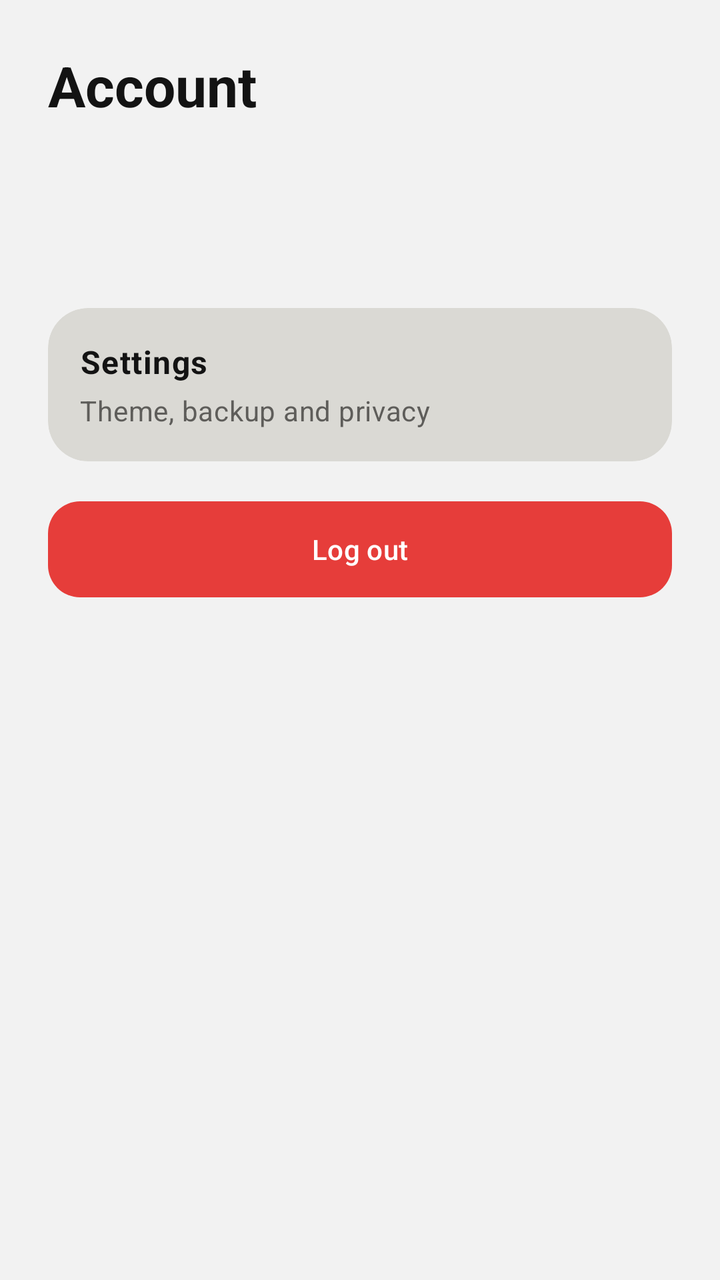
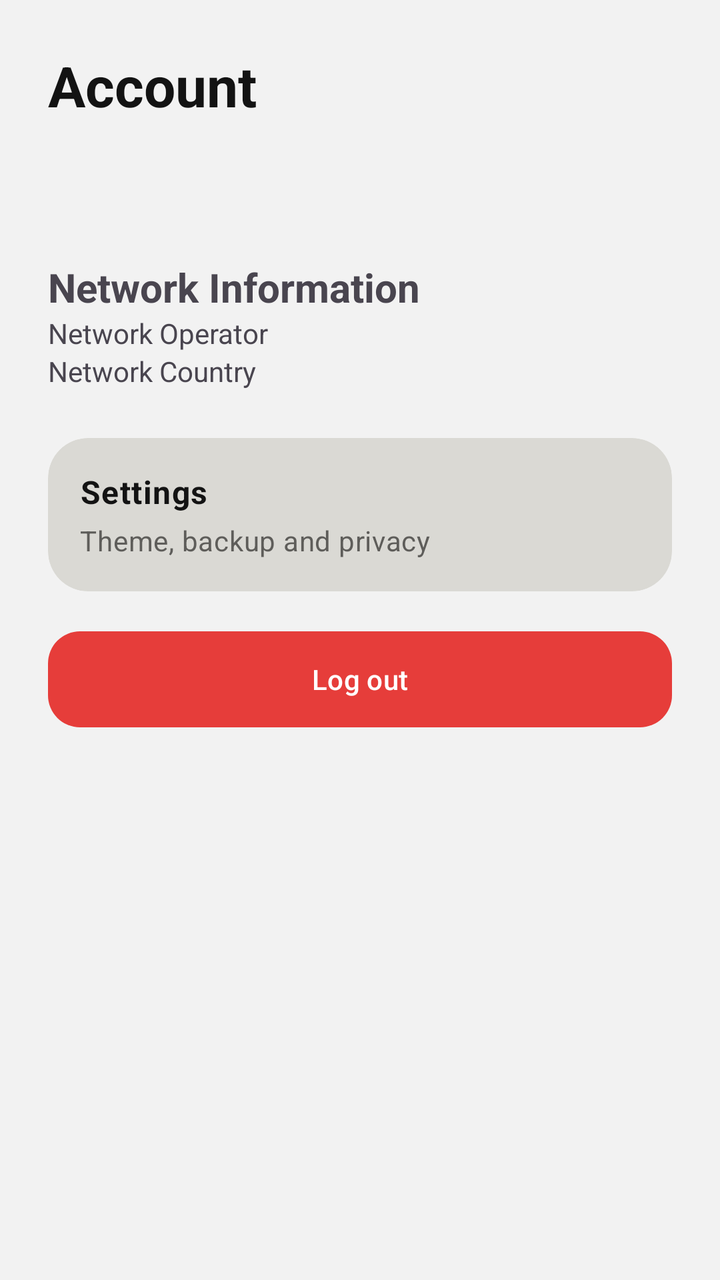

Two renders of the same Android screen: before a commit and after it. Below are the layout's source before the change and the commit's diff.
<!-- AndroidManifest.xml: application theme Theme.Notes -->
<!-- res/layout/fragment_account.xml -->
<?xml version="1.0" encoding="utf-8"?>
<FrameLayout xmlns:android="http://schemas.android.com/apk/res/android"
    xmlns:app="http://schemas.android.com/apk/res-auto"
    android:layout_width="match_parent"
    android:layout_height="match_parent"
    android:paddingStart="@dimen/space_lg"
    android:paddingTop="@dimen/space_lg"
    android:paddingEnd="@dimen/space_lg"
    android:paddingBottom="@dimen/nav_clearance">

    <LinearLayout
        android:layout_width="match_parent"
        android:layout_height="wrap_content"
        android:orientation="vertical">

        <TextView
            android:layout_width="wrap_content"
            android:layout_height="wrap_content"
            android:text="@string/account_title"
            android:textAppearance="@style/TextAppearance.Notes.Title" />

        <TextView
            android:id="@+id/tvUserName"
            android:layout_width="wrap_content"
            android:layout_height="wrap_content"
            android:layout_marginTop="@dimen/space_lg"
            android:textAppearance="@style/TextAppearance.Notes.Body"
            android:textStyle="bold" />

        <TextView
            android:id="@+id/tvUserEmail"
            android:layout_width="wrap_content"
            android:layout_height="wrap_content"
            android:layout_marginTop="@dimen/space_xs"
            android:textAppearance="@style/TextAppearance.Notes.Caption" />

        <com.google.android.material.card.MaterialCardView
            android:id="@+id/cardSettings"
            android:layout_width="match_parent"
            android:layout_height="wrap_content"
            android:layout_marginTop="@dimen/space_lg"
            android:clickable="true"
            android:focusable="true"
            app:cardBackgroundColor="@color/notes_surface"
            app:cardCornerRadius="@dimen/corner_card"
            app:cardElevation="0dp"
            app:strokeWidth="0dp">

            <LinearLayout
                android:layout_width="match_parent"
                android:layout_height="wrap_content"
                android:minHeight="@dimen/touch_target_min"
                android:orientation="vertical"
                android:padding="@dimen/space_md">

                <TextView
                    android:layout_width="wrap_content"
                    android:layout_height="wrap_content"
                    android:text="@string/settings_title"
                    android:textAppearance="@style/TextAppearance.Notes.Body"
                    android:textStyle="bold" />

                <TextView
                    android:layout_width="wrap_content"
                    android:layout_height="wrap_content"
                    android:layout_marginTop="@dimen/space_xs"
                    android:text="@string/settings_subtitle"
                    android:textAppearance="@style/TextAppearance.Notes.Caption" />
            </LinearLayout>
        </com.google.android.material.card.MaterialCardView>

        <Button
            android:id="@+id/btnLogout"
            style="@style/Widget.Notes.Button"
            android:layout_width="match_parent"
            android:layout_height="wrap_content"
            android:layout_marginTop="@dimen/space_md"
            android:text="@string/action_logout" />
    </LinearLayout>
</FrameLayout>
<!-- resources referenced by this layout -->
<resources>
  <color name="notes_surface">#DAD9D4</color>
  <dimen name="corner_card">20dp</dimen>
  <dimen name="nav_clearance">120dp</dimen>
  <dimen name="space_lg">24dp</dimen>
  <dimen name="space_md">16dp</dimen>
  <dimen name="space_xs">4dp</dimen>
  <dimen name="touch_target_min">48dp</dimen>
  <string name="account_title">Account</string>
  <string name="action_logout">Log out</string>
  <string name="settings_subtitle">Theme, backup and privacy</string>
  <string name="settings_title">Settings</string>
  <style name="TextAppearance.Notes.Body" parent="TextAppearance.Material3.BodyLarge">
          <item name="android:textColor">?attr/colorOnSurface</item>
      </style>
  <style name="TextAppearance.Notes.Caption" parent="TextAppearance.Material3.BodyMedium">
          <item name="android:textColor">?attr/colorOnSurfaceVariant</item>
      </style>
  <style name="TextAppearance.Notes.Title" parent="TextAppearance.Material3.HeadlineMedium">
          <item name="android:textStyle">bold</item>
          <item name="android:textColor">?attr/colorOnSurface</item>
      </style>
  <style name="Widget.Notes.Button" parent="Widget.Material3.Button">
          <item name="android:minHeight">@dimen/button_height</item>
          <item name="cornerRadius">@dimen/corner_button</item>
      </style>
  <style name="Theme.Notes" parent="Theme.Material3.DayNight.NoActionBar">
          <item name="colorPrimary">@color/notes_accent</item>
          <item name="colorOnPrimary">@color/notes_on_accent</item>
          <item name="colorSecondary">@color/notes_accent</item>
          <item name="colorOnSecondary">@color/notes_on_accent</item>
          <item name="colorSecondaryContainer">@color/notes_nav_indicator</item>
          <item name="colorOnSecondaryContainer">@color/notes_text_primary</item>
          <item name="android:colorBackground">@color/notes_background</item>
          <item name="colorSurface">@color/notes_surface</item>
          <item name="colorOnSurface">@color/notes_text_primary</item>
          <item name="colorOnSurfaceVariant">@color/notes_text_secondary</item>
          <item name="colorOutline">@color/notes_muted</item>
          <item name="colorError">@color/notes_accent</item>
      </style>
  <dimen name="button_height">56dp</dimen>
  <dimen name="corner_button">16dp</dimen>
  <color name="notes_accent">#E63D3A</color>
  <color name="notes_on_accent">#FFFFFF</color>
  <color name="notes_nav_indicator">#C3C2BD</color>
  <color name="notes_text_primary">#131313</color>
  <color name="notes_background">#F2F2F2</color>
  <color name="notes_text_secondary">#5E5D5A</color>
  <color name="notes_muted">#9D9C98</color>
</resources>

<!-- the commit's change to res/layout/fragment_account.xml (unified diff, before → after) -->
@@ -33,6 +33,25 @@
             android:layout_height="wrap_content"
             android:layout_marginTop="@dimen/space_xs"
             android:textAppearance="@style/TextAppearance.Notes.Caption" />
+
+        <TextView
+            android:text="Network Information"
+            android:textSize="20sp"
+            android:textStyle="bold"
+            android:layout_width="wrap_content"
+            android:layout_height="wrap_content"/>
+
+        <TextView
+            android:id="@+id/txtOperator"
+            android:text="Network Operator"
+            android:layout_width="match_parent"
+            android:layout_height="wrap_content"/>
+
+        <TextView
+            android:id="@+id/txtCountry"
+            android:text="Network Country"
+            android:layout_width="match_parent"
+            android:layout_height="wrap_content"/>
 
         <com.google.android.material.card.MaterialCardView
             android:id="@+id/cardSettings"
